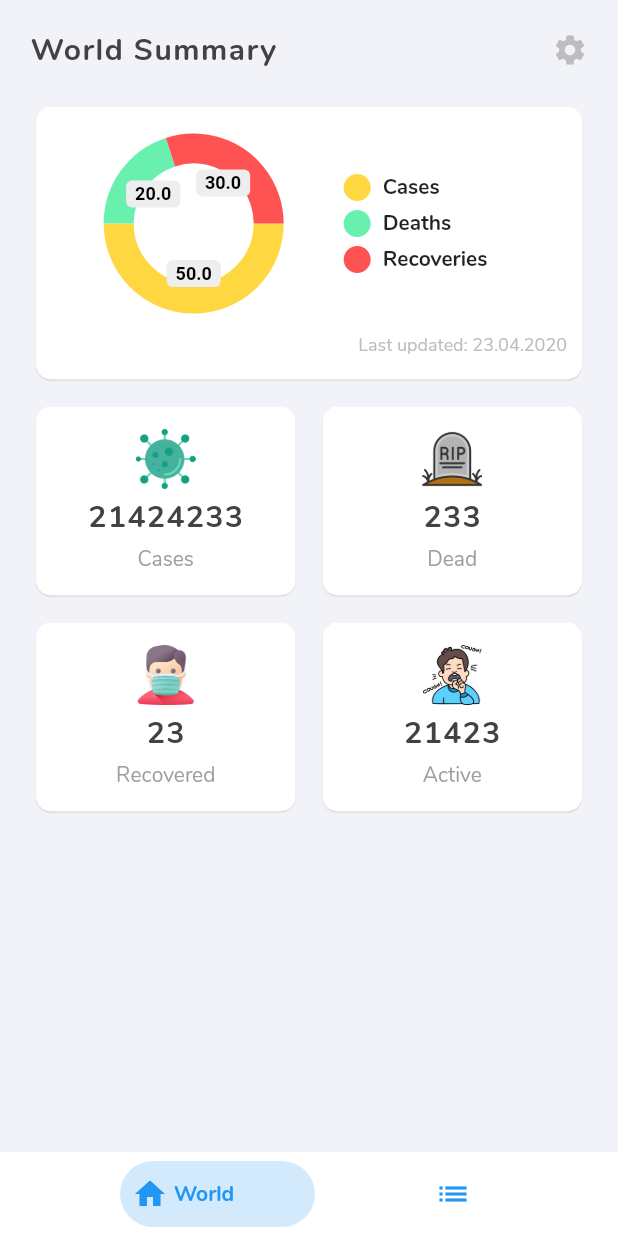
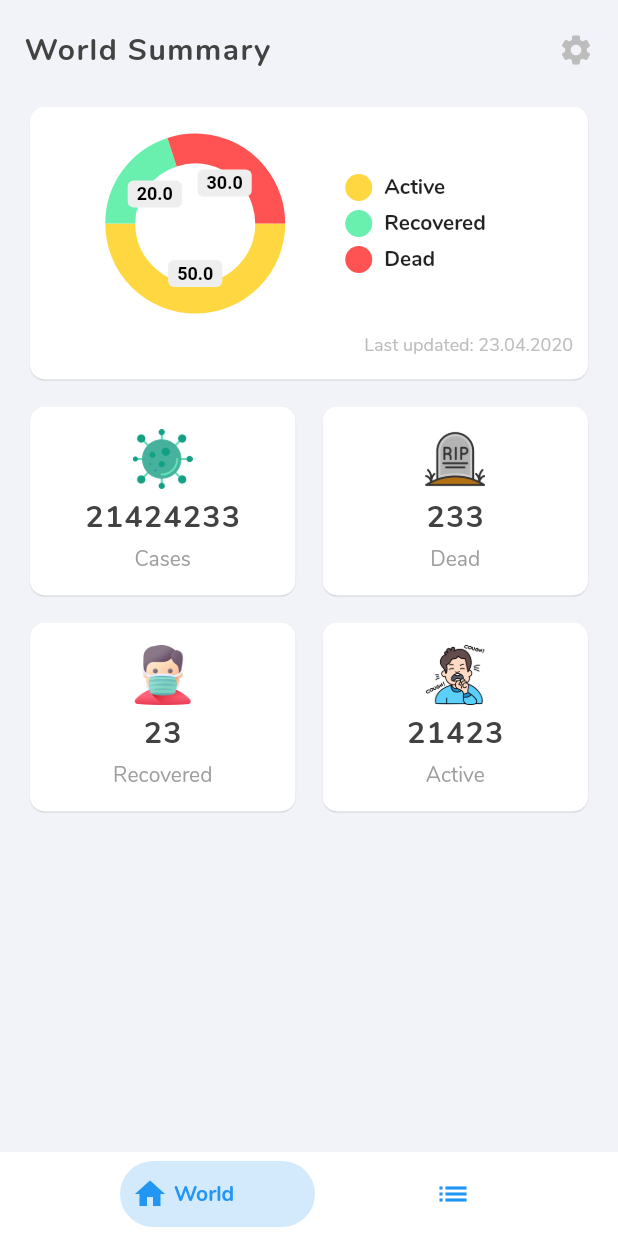
Before and after one commit to tirgei/Covid19-Tracker, a Flutter app: the screen it shows after launch, on a phone screen of 412 x 824 dp. Run offline on Flutter 3.47's test engine with Material 2 defaults, Android fonts, the phone set to English and light mode, and no system bars; drawn by our look-alikes of bottom_navy_bar, pie_chart; our stand-ins replace flutter_hex_color, photo_view.

Commit message:
Implement UI to display statistics

```diff
--- /dev/null
+++ b/lib/data/models/statistic.dart
@@ -0,0 +1,25 @@
+import 'dart:convert';
+
+class Statistic {
+  String flagUrl;
+  String countryName;
+  int active;
+  int recovered;
+  int dead;
+
+  Statistic({this.flagUrl, this.countryName, this.active, this.recovered, this.dead});
+
+  Statistic.fromJson(String data) {
+    Map<String, dynamic> countryStat = jsonDecode(data);
+    Map<String, dynamic> countryInfo = jsonDecode(countryStat['countryInfo']);
+
+    Statistic(
+      flagUrl: countryInfo['flag'],
+      countryName: countryStat['country'],
+      active: countryStat['active'],
+      recovered: countryStat['recovered'],
+      dead: countryStat['deaths']
+    );
+  }
+
+}
--- a/lib/screens/general_statistics_screen.dart
+++ b/lib/screens/general_statistics_screen.dart
@@ -1,3 +1,5 @@
+import 'package:covid19/utils/constants.dart';
+import 'package:covid19/utils/scroll_behaviour.dart';
 import 'package:covid19/widgets/dashboard_card.dart';
 import 'package:covid19/widgets/data_card.dart';
 import 'package:flutter/cupertino.dart';
@@ -16,20 +18,22 @@ class _GeneralStatisticsScreenState extends State<GeneralStatisticsScreen> {
   @override
   void initState() {
     super.initState();
-    data.putIfAbsent("Cases", () => 50);
-    data.putIfAbsent("Deaths", () => 20);
-    data.putIfAbsent("Recoveries", () => 30);
+    data.putIfAbsent("Active", () => 50);
+    data.putIfAbsent("Recovered", () => 20);
+    data.putIfAbsent("Dead", () => 30);
 
     // Set chart colors
-    chartColorList.add(Colors.amberAccent[200]);
-    chartColorList.add(Colors.greenAccent[200]);
-    chartColorList.add(Colors.redAccent[200]);
+    chartColorList.add(Constants.ACTIVE_COLOR_CODE);
+    chartColorList.add(Constants.RECOVERED_COLOR_CODE);
+    chartColorList.add(Constants.DEAD_COLOR_CODE);
   }
 
   @override
   Widget build(BuildContext context) {
     return Padding(
-      padding: const EdgeInsets.fromLTRB(20, 0, 20, 0),
+      padding: const EdgeInsets.fromLTRB(16, 0, 16, 0),
+      child: ScrollConfiguration(
+        behavior: CustomScrollBehaviour(),
         child: SingleChildScrollView(
           child: ConstrainedBox(
             constraints: BoxConstraints(),
@@ -134,6 +138,7 @@ class _GeneralStatisticsScreenState extends State<GeneralStatisticsScreen> {
             ),
           ),
         ),
+      ),
     );
   }
 }
--- a/lib/utils/constants.dart
+++ b/lib/utils/constants.dart
@@ -1,3 +1,10 @@
+import 'package:flutter/material.dart';
+
 class Constants {
     static const String APP_NAME = "Covid-19";
+
+    // Color codes
+    static Color ACTIVE_COLOR_CODE = Colors.amberAccent[200];
+    static Color RECOVERED_COLOR_CODE = Colors.greenAccent[200];
+    static Color DEAD_COLOR_CODE = Colors.redAccent[200];
 }
--- /dev/null
+++ b/lib/utils/scroll_behaviour.dart
@@ -0,0 +1,9 @@
+import 'package:flutter/material.dart';
+
+class CustomScrollBehaviour extends ScrollBehavior {
+  @override
+  Widget buildViewportChrome(
+    BuildContext context, Widget child, AxisDirection axisDirection) {
+  return child;
+  }
+}
```
Also changed, not shown: lib/screens/countries_statistics_screen.dart (+89 -1 lines), lib/widgets/color_key.dart (added, +34 -0 lines), lib/widgets/statistic_card.dart (added, +68 -0 lines). Lines whose indentation alone changed are shown as unchanged.
